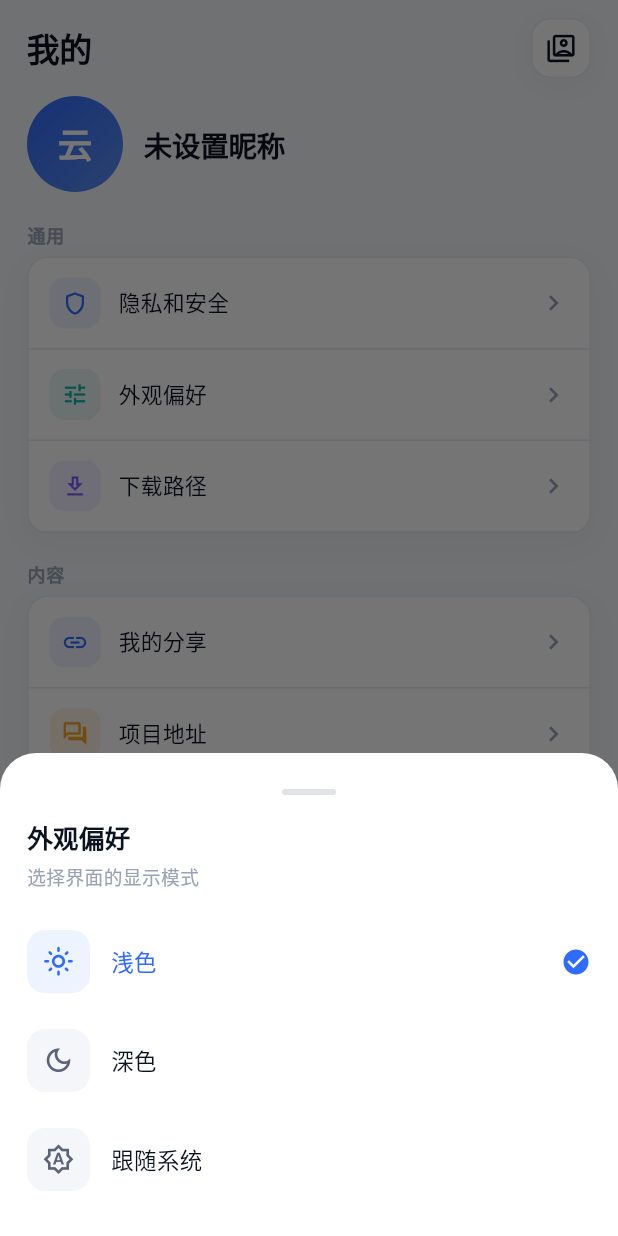
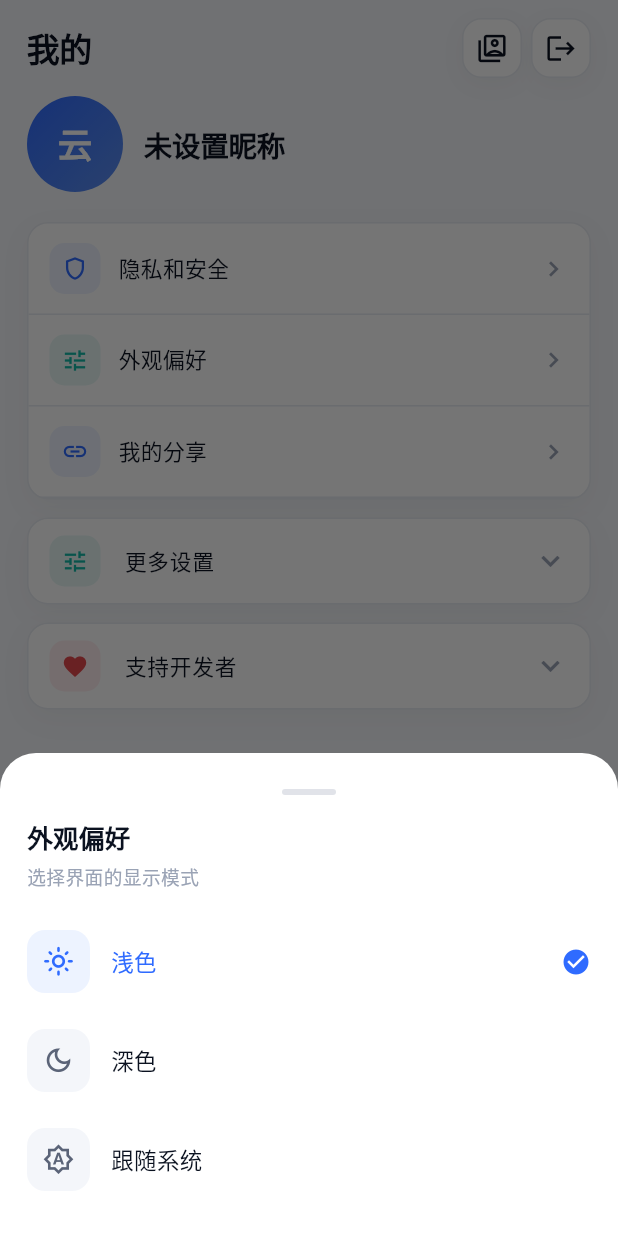
Before and after one commit to Miriy-been/cloud-pavilion, a Flutter app: the Account screen opened directly, after a tap on "外观偏好", on a phone screen of 412 x 824 dp. Run offline on Flutter 3.47's test engine with Material 3 defaults, Android fonts, the phone set to English and light mode, and no system bars; our stand-ins replace audio_service, connectivity_plus, dio, file_picker, flutter_cache_manager, flutter_secure_storage and 6 more; accounts and stored records are empty; network calls fail.

Commit message:
ui优化

```diff
--- a/lib/page/index/account.dart
+++ b/lib/page/index/account.dart
@@ -43,7 +43,7 @@ class _AccountState extends State<Account> with AutomaticKeepAliveClientMixin {
     },
     "userName": ""
   };
-  final Uri _url = Uri.parse('https://github.com/Miriy-been/flutter_reve');
+  final Uri _url = Uri.parse('https://github.com/Miriy-been/cloud-pavilion');
   late String _freshTime = "";
   late int _used = 0;
   late int _total = 1;
@@ -139,6 +139,10 @@ class _AccountState extends State<Account> with AutomaticKeepAliveClientMixin {
                       onTap: () =>
                           Navigator.push(context, SlideUpPageRoute(Users())),
                     ),
+                    IconTile(
+                      icon: Icons.logout,
+                      onTap: _confirmLogout,
+                    ),
                   ],
                 ),
               ),
@@ -171,6 +175,70 @@ class _AccountState extends State<Account> with AutomaticKeepAliveClientMixin {
             ),
             const SliverToBoxAdapter(child: SizedBox(height: 24)),
           ],
+        ),
+      ),
+    );
+  }
+
+  /// 赞赏码内容（置于「支持开发者」折叠面板内）
+  Widget _buildRewardBody() {
+    return Padding(
+      padding: const EdgeInsets.fromLTRB(14, 4, 14, 16),
+      child: Column(
+        children: [
+          GestureDetector(
+            onTap: _showRewardPreview,
+            child: ClipRRect(
+              borderRadius: BorderRadius.circular(12),
+              child: Image.asset(
+                'images/赞赏码.png',
+                width: 180,
+                height: 180,
+                fit: BoxFit.cover,
+              ),
+            ),
+          ),
+          const SizedBox(height: 10),
+          Text(
+            '如果觉得好用，欢迎扫码支持一下',
+            style: TextStyle(fontSize: 12, color: AppColors.ink3),
+          ),
+        ],
+      ),
+    );
+  }
+
+  /// 赞赏码大图预览
+  void _showRewardPreview() {
+    showDialog<void>(
+      context: context,
+      builder: (ctx) => Dialog(
+        backgroundColor: AppColors.surface,
+        shape: RoundedRectangleBorder(borderRadius: BorderRadius.circular(20)),
+        child: Padding(
+          padding: const EdgeInsets.all(16),
+          child: Column(
+            mainAxisSize: MainAxisSize.min,
+            children: [
+              ClipRRect(
+                borderRadius: BorderRadius.circular(12),
+                child: Image.asset(
+                  'images/赞赏码.png',
+                  width: 280,
+                  height: 280,
+                  fit: BoxFit.cover,
+                ),
+              ),
+              const SizedBox(height: 12),
+              Text(
+                '感谢支持',
+                style: TextStyle(
+                    fontSize: 14,
+                    fontWeight: FontWeight.w600,
+                    color: AppColors.ink),
+              ),
+            ],
+          ),
         ),
       ),
     );
@@ -234,13 +302,11 @@ class _AccountState extends State<Account> with AutomaticKeepAliveClientMixin {
     );
   }
 
-  /// 设置分组
+  /// 设置分组：高频项平铺展示，低频项收纳进「更多设置」折叠面板
   Widget _buildSettings() {
     return Column(
-      crossAxisAlignment: CrossAxisAlignment.start,
       children: [
-        const _GroupTitle('通用'),
-        const SizedBox(height: 6),
+        // 高频：隐私安全 / 外观偏好 / 我的分享
         GroupCard(
           children: [
             SettingRow(
@@ -261,20 +327,6 @@ class _AccountState extends State<Account> with AutomaticKeepAliveClientMixin {
               onTap: _showAppearanceSheet,
             ),
             SettingRow(
-              icon: Icons.download_outlined,
-              iconColor: FileType.IMAGE.fg,
-              iconBg: FileType.IMAGE.bg,
-              label: '下载路径',
-              onTap: _showDownloadPathSheet,
-            ),
-          ],
-        ),
-        const SizedBox(height: 18),
-        const _GroupTitle('内容'),
-        const SizedBox(height: 6),
-        GroupCard(
-          children: [
-            SettingRow(
               icon: Icons.link,
               iconColor: AppColors.primary,
               iconBg: AppColors.primarySoft,
@@ -284,6 +336,28 @@ class _AccountState extends State<Account> with AutomaticKeepAliveClientMixin {
                 MaterialPageRoute(builder: (_) => const SharesPage()),
               ),
             ),
+          ],
+        ),
+        const SizedBox(height: 12),
+        // 低频：更多设置（折叠面板）
+        GroupCard(
+          children: [
+            ExpansionTile(
+              tilePadding: const EdgeInsets.symmetric(horizontal: 14),
+              childrenPadding: EdgeInsets.zero,
+              shape: const Border(),
+              collapsedShape: const Border(),
+              iconColor: AppColors.ink3,
+              collapsedIconColor: AppColors.ink3,
+              leading: _tileIcon(Icons.tune, FileType.DOC.fg, FileType.DOC.bg),
+              title: Text(
+                '更多设置',
+                style: TextStyle(
+                    fontSize: 14.5,
+                    fontWeight: FontWeight.w500,
+                    color: AppColors.ink),
+              ),
+              children: [
                 SettingRow(
                   icon: Icons.forum_outlined,
                   iconColor: AppColors.warning,
@@ -292,11 +366,19 @@ class _AccountState extends State<Account> with AutomaticKeepAliveClientMixin {
                   onTap: () => launchUrl(_url),
                 ),
                 SettingRow(
+                  icon: Icons.download_outlined,
+                  iconColor: FileType.IMAGE.fg,
+                  iconBg: FileType.IMAGE.bg,
+                  label: '下载路径',
+                  onTap: _showDownloadPathSheet,
+                ),
+                SettingRow(
                   icon: Icons.system_update_alt,
                   iconColor: AppColors.primary,
                   iconBg: AppColors.primarySoft,
                   label: '检查更新',
-              onTap: () => UpdateChecker.check(manual: true, context: context),
+                  onTap: () =>
+                      UpdateChecker.check(manual: true, context: context),
                 ),
                 SettingRow(
                   icon: Icons.cleaning_services_outlined,
@@ -307,22 +389,46 @@ class _AccountState extends State<Account> with AutomaticKeepAliveClientMixin {
                 ),
               ],
             ),
-        const SizedBox(height: 18),
-        const _GroupTitle('账户'),
-        const SizedBox(height: 6),
+          ],
+        ),
+        const SizedBox(height: 12),
+        // 支持开发者（折叠面板，赞赏码）
         GroupCard(
           children: [
-            SettingRow(
-              icon: Icons.logout,
-              iconColor: AppColors.danger,
-              iconBg: AppColors.dangerBg,
-              label: '退出登录',
-              danger: true,
-              onTap: _confirmLogout,
+            ExpansionTile(
+              tilePadding: const EdgeInsets.symmetric(horizontal: 14),
+              childrenPadding: EdgeInsets.zero,
+              shape: const Border(),
+              collapsedShape: const Border(),
+              iconColor: AppColors.ink3,
+              collapsedIconColor: AppColors.ink3,
+              leading: _tileIcon(
+                  Icons.favorite, AppColors.danger, AppColors.dangerBg),
+              title: Text(
+                '支持开发者',
+                style: TextStyle(
+                    fontSize: 14.5,
+                    fontWeight: FontWeight.w500,
+                    color: AppColors.ink),
+              ),
+              children: [_buildRewardBody()],
             ),
           ],
         ),
       ],
+    );
+  }
+
+  /// 折叠面板头部彩色小图标
+  Widget _tileIcon(IconData icon, Color color, Color bg) {
+    return Container(
+      width: 34,
+      height: 34,
+      decoration: BoxDecoration(
+        color: bg,
+        borderRadius: BorderRadius.circular(10),
+      ),
+      child: Icon(icon, size: 18, color: color),
     );
   }
 
@@ -608,26 +714,6 @@ class _Avatar extends StatelessWidget {
   }
 }
 
-/// 分组标题
-class _GroupTitle extends StatelessWidget {
-  final String text;
-
-  const _GroupTitle(this.text);
-
-  @override
-  Widget build(BuildContext context) {
-    return Text(
-      text,
-      style: TextStyle(
-        fontSize: 12,
-        fontWeight: FontWeight.w600,
-        color: AppColors.ink3,
-        letterSpacing: 0.5,
-      ),
-    );
-  }
-}
-
 /// 主题选项行
 class _ThemeOption extends StatelessWidget {
   final IconData icon;
--- a/lib/util/UpdateChecker.dart
+++ b/lib/util/UpdateChecker.dart
@@ -18,10 +18,10 @@ class UpdateChecker {
 
   /// GitHub Releases 最新版本 API（未认证限流 60 次/小时/IP，App 低频检查足够）
   static const String _latestApi =
-      'https://api.github.com/repos/Miriy-been/flutter_reve/releases/latest';
+      'https://api.github.com/repos/Miriy-been/cloud-pavilion/releases/latest';
   /// 项目发布主页（release 无 APK 附件时的兜底下载入口）
   static const String _releasesPage =
-      'https://github.com/Miriy-been/flutter_reve/releases';
+      'https://github.com/Miriy-been/cloud-pavilion/releases';
 
   static const String _lastPromptKey = 'update_last_prompt_at';
   static const Duration _autoCooldown = Duration(hours: 24);
--- a/pubspec.yaml
+++ b/pubspec.yaml
@@ -85,6 +85,10 @@ flutter:
   # the material Icons class.
   uses-material-design: true
 
+  # 打包进 App 的资源（仅赞赏码，其余截图仅供 README / GitHub 使用，不进 APK）
+  assets:
+    - images/赞赏码.png
+
 # App 图标源图配置（dart run flutter_launcher_icons 生成各密度图标）
 flutter_launcher_icons:
   android: true
```
Also changed, not shown: images/传输页.jpg (added), images/分类页.jpg (added), images/图片预览效果.jpg (added), images/存储页.jpg (added), images/用户页.jpg (added), images/登录页.jpg (added), images/账户管理.jpg (added), images/赞赏码.png (added), images/音乐播放器.jpg (added), 1 other file. Lines whose indentation alone changed are shown as unchanged.
